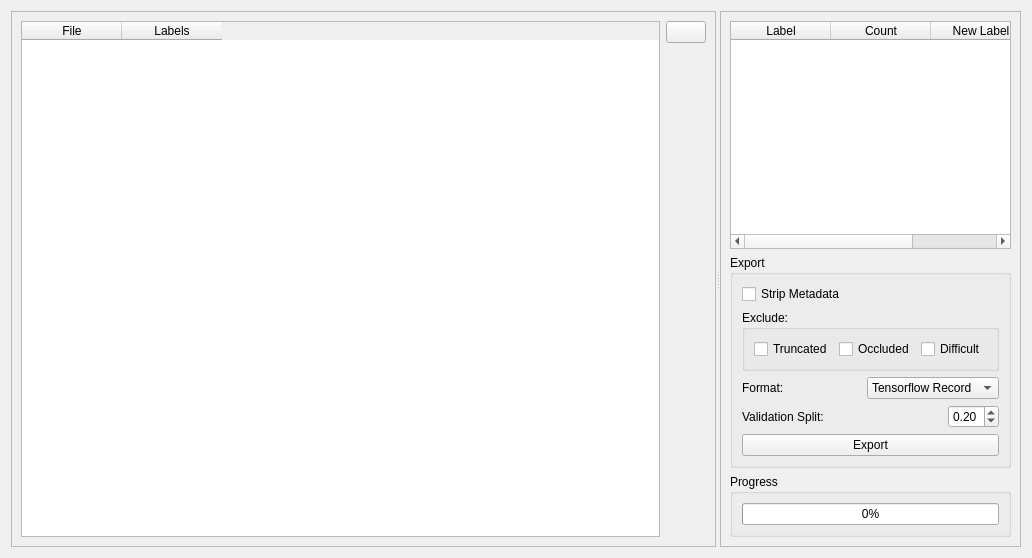
The window that bboxee/gui/export_widget.ui (persts/BBoxEE) describes before a commit, drawn with Qt 5.
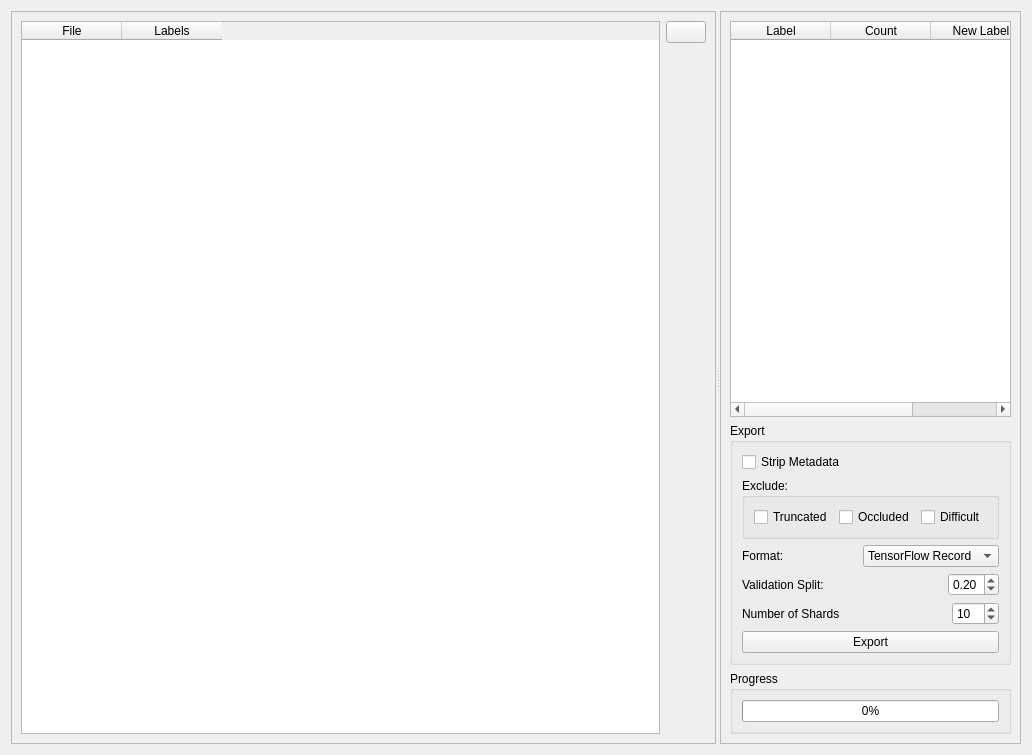
The same window after the commit. Icons and pictures are not drawn.

Commit message: TensorFlow 2 support and sharding of tfrecords

Diff of the .ui file:
```diff
--- a/bboxee/gui/export_widget.ui
+++ b/bboxee/gui/export_widget.ui
@@ -7,7 +7,7 @@
     <x>0</x>
     <y>0</y>
     <width>1032</width>
-    <height>558</height>
+    <height>755</height>
    </rect>
   </property>
   <property name="sizePolicy">
@@ -224,7 +224,7 @@
              <widget class="QComboBox" name="comboBoxFormat">
               <item>
                <property name="text">
-                <string>Tensorflow Record</string>
+                <string>TensorFlow Record</string>
                </property>
               </item>
               <item>
@@ -284,17 +284,50 @@
           <item>
            <layout class="QHBoxLayout" name="horizontalLayout_6">
             <item>
-             <widget class="QPushButton" name="pb_export">
-              <property name="enabled">
-               <bool>true</bool>
-              </property>
+             <widget class="QLabel" name="label">
               <property name="text">
-               <string>Export</string>
+               <string>Number of Shards</string>
+              </property>
+             </widget>
+            </item>
+            <item>
+             <spacer name="horizontalSpacer">
+              <property name="orientation">
+               <enum>Qt::Horizontal</enum>
+              </property>
+              <property name="sizeHint" stdset="0">
+               <size>
+                <width>40</width>
+                <height>20</height>
+               </size>
+              </property>
+             </spacer>
+            </item>
+            <item>
+             <widget class="QSpinBox" name="spinBoxShards">
+              <property name="minimum">
+               <number>2</number>
+              </property>
+              <property name="maximum">
+               <number>100</number>
+              </property>
+              <property name="value">
+               <number>10</number>
               </property>
              </widget>
             </item>
            </layout>
           </item>
+          <item>
+           <widget class="QPushButton" name="pb_export">
+            <property name="enabled">
+             <bool>true</bool>
+            </property>
+            <property name="text">
+             <string>Export</string>
+            </property>
+           </widget>
+          </item>
          </layout>
         </widget>
        </item>
```
The commit also changes 14 other files.
